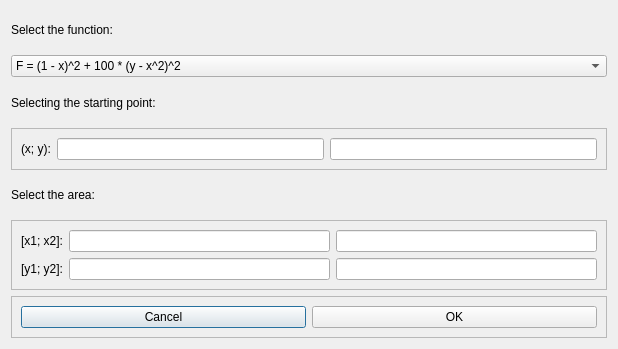
Qt form graphicApp/graphicApp/select_function.ui (Daniil-Vlasenko/SPbUProgrammingForProbabilisticProblems) before a commit.
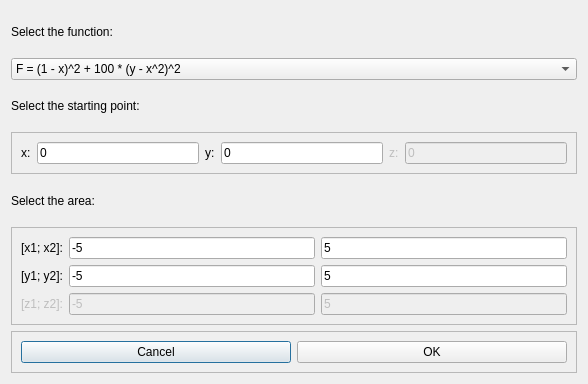
The same form after that commit.

```diff
--- a/graphicApp/graphicApp/select_function.ui
+++ b/graphicApp/graphicApp/select_function.ui
@@ -6,8 +6,8 @@
    <rect>
     <x>0</x>
     <y>0</y>
-    <width>618</width>
-    <height>349</height>
+    <width>588</width>
+    <height>384</height>
    </rect>
   </property>
   <property name="sizePolicy">
@@ -54,7 +54,7 @@
    <item>
     <widget class="QLabel" name="label_5">
      <property name="text">
-      <string>Selecting the starting point:</string>
+      <string>Select the starting point:</string>
      </property>
     </widget>
    </item>
@@ -70,15 +70,50 @@
       <item>
        <widget class="QLabel" name="label_6">
         <property name="text">
-         <string>(x; y):</string>
+         <string>x:</string>
         </property>
        </widget>
       </item>
       <item>
-       <widget class="QLineEdit" name="lineEdit_x"/>
+       <widget class="QLineEdit" name="lineEdit_x">
+        <property name="text">
+         <string>0</string>
+        </property>
+       </widget>
       </item>
       <item>
-       <widget class="QLineEdit" name="lineEdit_y"/>
+       <widget class="QLabel" name="label_8">
+        <property name="text">
+         <string>y:</string>
+        </property>
+       </widget>
+      </item>
+      <item>
+       <widget class="QLineEdit" name="lineEdit_y">
+        <property name="text">
+         <string>0</string>
+        </property>
+       </widget>
+      </item>
+      <item>
+       <widget class="QLabel" name="label_9">
+        <property name="enabled">
+         <bool>false</bool>
+        </property>
+        <property name="text">
+         <string>z:</string>
+        </property>
+       </widget>
+      </item>
+      <item>
+       <widget class="QLineEdit" name="lineEdit_z">
+        <property name="enabled">
+         <bool>false</bool>
+        </property>
+        <property name="text">
+         <string>0</string>
+        </property>
+       </widget>
       </item>
      </layout>
     </widget>
@@ -107,10 +142,18 @@
        </widget>
       </item>
       <item row="0" column="1">
-       <widget class="QLineEdit" name="lineEdit_x1"/>
+       <widget class="QLineEdit" name="lineEdit_x1">
+        <property name="text">
+         <string>-5</string>
+        </property>
+       </widget>
       </item>
       <item row="0" column="2">
-       <widget class="QLineEdit" name="lineEdit_x2"/>
+       <widget class="QLineEdit" name="lineEdit_x2">
+        <property name="text">
+         <string>5</string>
+        </property>
+       </widget>
       </item>
       <item row="1" column="0">
        <widget class="QLabel" name="label_4">
@@ -120,10 +163,48 @@
        </widget>
       </item>
       <item row="1" column="1">
-       <widget class="QLineEdit" name="lineEdit_y1"/>
+       <widget class="QLineEdit" name="lineEdit_y1">
+        <property name="text">
+         <string>-5</string>
+        </property>
+       </widget>
       </item>
       <item row="1" column="2">
-       <widget class="QLineEdit" name="lineEdit_y2"/>
+       <widget class="QLineEdit" name="lineEdit_y2">
+        <property name="text">
+         <string>5</string>
+        </property>
+       </widget>
+      </item>
+      <item row="2" column="0">
+       <widget class="QLabel" name="label_7">
+        <property name="enabled">
+         <bool>false</bool>
+        </property>
+        <property name="text">
+         <string>[z1; z2]:</string>
+        </property>
+       </widget>
+      </item>
+      <item row="2" column="1">
+       <widget class="QLineEdit" name="lineEdit_z1">
+        <property name="enabled">
+         <bool>false</bool>
+        </property>
+        <property name="text">
+         <string>-5</string>
+        </property>
+       </widget>
+      </item>
+      <item row="2" column="2">
+       <widget class="QLineEdit" name="lineEdit_z2">
+        <property name="enabled">
+         <bool>false</bool>
+        </property>
+        <property name="text">
+         <string>5</string>
+        </property>
+       </widget>
       </item>
      </layout>
     </widget>
```
